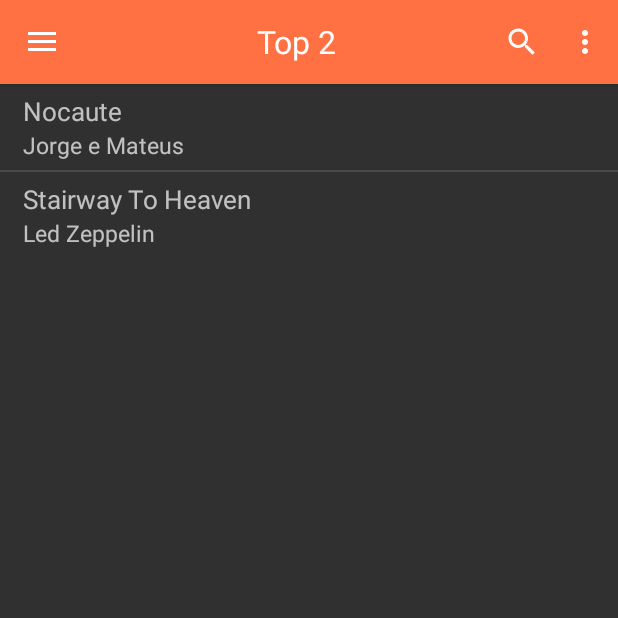
After one commit to Marcelexx/autocifra, an Android app: the fragment TopMusicFragment placed in its activity, on a phone screen of 412 x 824 dp, the top half of it. The commit adds this screen. Run offline under Robolectric (Android 15) with nearby library versions, the phone set to English and light mode, and no system bars.

Commit message:
Adicionado Drawer com abas; Adicionado menu interativo por fragmento; Alteração no esquema de cores;

```diff
--- a/app/build.gradle
+++ b/app/build.gradle
@@ -22,4 +22,5 @@ android {
 dependencies {
     compile fileTree(dir: 'libs', include: ['*.jar'])
     compile 'com.android.support:appcompat-v7:23.1.1'
+    compile 'com.android.support:design:23.1.1'
 }
--- /dev/null
+++ b/app/src/main/java/marceloferracin/autocifra/activities/MainActivity.java
@@ -0,0 +1,83 @@
+package marceloferracin.autocifra.activities;
+
+import android.app.Fragment;
+import android.app.FragmentManager;
+import android.os.Bundle;
+import android.support.v4.view.GravityCompat;
+import android.support.v4.widget.DrawerLayout;
+import android.support.v7.app.ActionBarDrawerToggle;
+import android.support.v7.app.AppCompatActivity;
+import android.support.v7.widget.Toolbar;
+import android.view.MenuItem;
+import android.view.View;
+import android.widget.AdapterView;
+import android.widget.ArrayAdapter;
+import android.widget.ListView;
+
+import marceloferracin.autocifra.R;
+import marceloferracin.autocifra.fragments.TopMusicFragment;
+
+public class MainActivity extends AppCompatActivity {
+    private DrawerLayout mDrawer;
+    private Toolbar mToolbar;
+
+    @Override
+    protected void onCreate(Bundle savedInstanceState) {
+        super.onCreate(savedInstanceState);
+        setContentView(R.layout.activity_main);
+        mToolbar = (Toolbar) findViewById(R.id.toolbar);
+        setSupportActionBar(mToolbar);
+
+        initComponents();
+    }
+
+    @Override
+    public boolean onOptionsItemSelected(MenuItem item) {
+        // The action bar home/up action should open or close the drawer.
+        switch (item.getItemId()) {
+            case android.R.id.home:
+                mDrawer.openDrawer(GravityCompat.START);
+                return true;
+        }
+
+        return super.onOptionsItemSelected(item);
+    }
+
+    private void initComponents() {
+        mDrawer = (DrawerLayout) findViewById(R.id.cifra_options_drawer);
+        String[] cifraOptions = getResources().getStringArray(R.array.cifraOptionsArray);
+        ListView drawerList = (ListView) findViewById(R.id.cifra_options_drawer_list);
+
+        drawerList.setAdapter(new ArrayAdapter<>(this,
+                R.layout.cifra_options_item, cifraOptions));
+
+        drawerList.setOnItemClickListener(new AdapterView.OnItemClickListener() {
+            @Override
+            public void onItemClick(AdapterView<?> adapterView, View view, int position, long l) {
+                Fragment fragment;
+                FragmentManager fragmentManager = getFragmentManager();
+                switch (position) {
+                    default:
+                    case 0:
+                        fragment = new TopMusicFragment();
+                        break;
+                    case 1:
+                        fragment = new TopMusicFragment();
+                        break;
+                }
+
+                fragmentManager.beginTransaction().replace(R.id.content_frame, fragment).commit();
+                mDrawer.closeDrawers();
+            }
+        });
+
+        ActionBarDrawerToggle mDrawerToggle = new ActionBarDrawerToggle(
+                this, mDrawer, mToolbar,
+                R.string.navigation_drawer_open, R.string.navigation_drawer_close);
+
+        mDrawer.setDrawerListener(mDrawerToggle);
+        getSupportActionBar().setDisplayHomeAsUpEnabled(true);
+        getSupportActionBar().setHomeButtonEnabled(true);
+        mDrawerToggle.syncState();
+    }
+}
--- /dev/null
+++ b/app/src/main/java/marceloferracin/autocifra/fragments/TopMusicFragment.java
@@ -0,0 +1,74 @@
+package marceloferracin.autocifra.fragments;
+
+import android.app.Fragment;
+import android.os.Bundle;
+import android.view.LayoutInflater;
+import android.view.Menu;
+import android.view.MenuInflater;
+import android.view.MenuItem;
+import android.view.View;
+import android.view.ViewGroup;
+import android.widget.ListView;
+import android.widget.TextView;
+
+import java.util.ArrayList;
+import java.util.List;
+
+import marceloferracin.autocifra.R;
+import marceloferracin.autocifra.adapters.TopMusicAdapter;
+import marceloferracin.autocifra.models.Cifra;
+
+
+public class TopMusicFragment extends Fragment {
+    @Override
+    public View onCreateView(LayoutInflater inflater, ViewGroup container, Bundle savedInstanceState) {
+        View v = inflater.inflate(R.layout.fragment_music, container, false);
+        setHasOptionsMenu(true);
+        initComponents(v);
+
+        return v;
+    }
+
+    private void initComponents(View v) {
+        ListView topMusicCypherListView = (ListView) v.findViewById(R.id.topMusicCypherListView);
+        TextView toolbarTitle = (TextView) getActivity().findViewById(R.id.main_toolbar_title);
+        //TODO Trocar por string
+        toolbarTitle.setText("Top 2");
+
+        //TODO Ler do servidor
+        List<Cifra> cifraList = setPartialCifras();
+
+        final TopMusicAdapter adapter = new TopMusicAdapter(getActivity(), R.layout.music_item_layout, cifraList);
+        topMusicCypherListView.setAdapter(adapter);
+    }
+
+    @Override
+    public void onCreateOptionsMenu(Menu menu, MenuInflater inflater) {
+        inflater.inflate(R.menu.menu_music, menu);
+        super.onCreateOptionsMenu(menu, inflater);
+    }
+
+    @Override
+    public boolean onOptionsItemSelected(MenuItem item) {
+        int id = item.getItemId();
+
+        return id == R.id.top_music_settings || super.onOptionsItemSelected(item);
+    }
+
+    private List<Cifra> setPartialCifras() {
+        List<Cifra> cifraList = new ArrayList<>();
+
+        Cifra cifra1 = new Cifra();
+        cifra1.setArtist("Jorge e Mateus");
+        cifra1.setMusic("Nocaute");
+
+        Cifra cifra2 = new Cifra();
+        cifra2.setArtist("Led Zeppelin");
+        cifra2.setMusic("Stairway To Heaven");
+
+        cifraList.add(cifra1);
+        cifraList.add(cifra2);
+
+        return cifraList;
+    }
+}
--- /dev/null
+++ b/app/src/main/res/layout/activity_main.xml
@@ -0,0 +1,33 @@
+<LinearLayout xmlns:android="http://schemas.android.com/apk/res/android"
+    xmlns:tools="http://schemas.android.com/tools"
+    android:layout_width="match_parent"
+    android:layout_height="match_parent"
+    android:orientation="vertical"
+    tools:context=".fragments.TopMusicFragment">
+
+    <include
+        android:id="@+id/toolbar"
+        layout="@layout/toolbar" />
+
+    <android.support.v4.widget.DrawerLayout xmlns:android="http://schemas.android.com/apk/res/android"
+        android:id="@+id/cifra_options_drawer"
+        android:layout_width="match_parent"
+        android:layout_height="match_parent">
+
+        <FrameLayout
+            android:id="@+id/content_frame"
+            android:layout_width="match_parent"
+            android:layout_height="match_parent" />
+
+        <ListView
+            android:id="@+id/cifra_options_drawer_list"
+            android:layout_width="240dp"
+            android:layout_height="match_parent"
+            android:layout_gravity="start"
+            android:background="@color/drawerListColor"
+            android:choiceMode="singleChoice"
+            android:dividerHeight="1dp" />
+
+    </android.support.v4.widget.DrawerLayout>
+
+</LinearLayout>
--- a/app/src/main/res/layout/music_item_layout.xml
+++ b/app/src/main/res/layout/music_item_layout.xml
@@ -8,7 +8,9 @@
         android:id="@+id/musicTextView"
         android:layout_width="match_parent"
         android:layout_height="wrap_content"
-        android:layout_marginTop="4dp"
+        android:layout_marginLeft="15dp"
+        android:layout_marginStart="15dp"
+        android:layout_marginTop="6dp"
         android:text="Music"
         android:textSize="17sp" />
 
@@ -16,7 +18,9 @@
         android:id="@+id/artistTextView"
         android:layout_width="match_parent"
         android:layout_height="wrap_content"
-        android:layout_marginBottom="4dp"
+        android:layout_marginBottom="6dp"
+        android:layout_marginLeft="15dp"
+        android:layout_marginStart="15dp"
         android:text="Artist"
         android:textSize="15sp" />
 
--- a/app/src/main/res/layout/toolbar.xml
+++ b/app/src/main/res/layout/toolbar.xml
@@ -1,7 +1,7 @@
 <?xml version="1.0" encoding="utf-8"?>
 <android.support.v7.widget.Toolbar xmlns:android="http://schemas.android.com/apk/res/android"
     android:layout_width="match_parent"
-    android:layout_height="wrap_content"
+    android:layout_height="?attr/actionBarSize"
     android:background="@color/projectMainColor"
     android:elevation="4dp">
 
@@ -11,12 +11,11 @@
 
         <TextView
             android:id="@+id/main_toolbar_title"
-            android:textSize="20sp"
-            android:layout_marginStart="150dp"
-            android:layout_marginLeft="150dp"
+            android:textColor="@color/white"
+            android:textSize="21sp"
+            android:layout_centerInParent="true"
             android:layout_width="wrap_content"
-            android:layout_height="wrap_content"
-            android:layout_centerInParent="true" />
+            android:layout_height="wrap_content" />
 
     </RelativeLayout>
 </android.support.v7.widget.Toolbar>
--- a/app/src/main/res/menu/menu_top_music.xml
+++ b/app/src/main/res/menu/menu_music.xml
@@ -1,11 +1,11 @@
 <menu xmlns:android="http://schemas.android.com/apk/res/android"
     xmlns:app="http://schemas.android.com/apk/res-auto"
     xmlns:tools="http://schemas.android.com/tools"
-    tools:context=".activities.TopMusicActivity">
+    tools:context=".fragments.TopMusicFragment">
     <item
         android:id="@+id/top_music_settings"
         android:orderInCategory="100"
-        android:title="@string/action_settings"
+        android:title="@string/help_menu"
         app:showAsAction="never" />
 
     <item
@@ -13,5 +13,5 @@
         android:icon="@android:drawable/ic_menu_search"
         app:showAsAction="ifRoom"
         app:actionViewClass="android.support.v7.widget.SearchView"
-        android:title="Search"/>
+        android:title="@string/search_menu"/>
 </menu>
--- /dev/null
+++ b/app/src/main/res/values-v21/styles.xml
@@ -0,0 +1,2 @@
+<resources>>
+</resources>
--- /dev/null
+++ b/app/src/main/res/values/arrays.xml
@@ -0,0 +1,10 @@
+<?xml version="1.0" encoding="utf-8"?>
+<resources>
+    <array name="cifraOptionsArray">
+        <item>Músicas</item>
+        <item>Playlists</item>
+        <item>Ranking</item>
+        <item>Mostre seu Talento</item>
+        <item>Sobre</item>
+    </array>
+</resources>
--- a/app/src/main/res/values/colors.xml
+++ b/app/src/main/res/values/colors.xml
@@ -1,5 +1,14 @@
 <?xml version="1.0" encoding="utf-8"?>
 <resources>
-    <color name="projectMainColor">#8BC34A</color>
-    <color name="projectMainColorDark">#33691E</color>
+    <!-- Main Colors-->
+    <color name="projectMainColor">#FF7043</color>
+    <color name="projectMainColorDark">#F4511E</color>
+
+    <!-- General Colors-->
+    <color name="white">#FFFFFF</color>
+    <color name="black">#000000</color>
+
+    <!-- Components Colors-->
+    <color name="drawerListColor">#424242</color>
+
 </resources>
--- a/app/src/main/res/values/dimens.xml
+++ b/app/src/main/res/values/dimens.xml
@@ -2,4 +2,5 @@
     <!-- Default screen margins, per the Android Design guidelines. -->
     <dimen name="activity_horizontal_margin">16dp</dimen>
     <dimen name="activity_vertical_margin">16dp</dimen>
+    <dimen name="fab_margin">16dp</dimen>
 </resources>
--- a/app/src/main/res/values/strings.xml
+++ b/app/src/main/res/values/strings.xml
@@ -1,6 +1,11 @@
 <resources>
     <string name="app_name">AutoCifra</string>
 
-    <string name="hello_world">Hello world!</string>
-    <string name="action_settings">Settings</string>
+    <!-- Drawer Strings-->
+    <string name="navigation_drawer_open">Abrir Menu</string>
+    <string name="navigation_drawer_close">Fechar Menu</string>
+
+    <!-- Menu Strings-->
+    <string name="search_menu">Pesquisar</string>
+    <string name="help_menu">Ajuda</string>
 </resources>
--- a/app/src/main/res/values/styles.xml
+++ b/app/src/main/res/values/styles.xml
@@ -1,6 +1,17 @@
 <resources>
-    <style name="AppTheme" parent="Theme.AppCompat.Light.NoActionBar">
+
+    <style name="AppTheme" parent="Theme.AppCompat.NoActionBar">
         <item name="colorPrimary">@color/projectMainColor</item>
         <item name="colorPrimaryDark">@color/projectMainColorDark</item>
+        <item name="drawerArrowStyle">@style/DrawerArrowStyle</item>
+        <item name="android:textColorSecondary">@color/white</item>
+    </style>
+
+    <style name="AppTheme.AppBarOverlay" parent="ThemeOverlay.AppCompat.Dark.ActionBar" />
+
+    <style name="AppTheme.PopupOverlay" parent="ThemeOverlay.AppCompat.Light" />
+
+    <style name="DrawerArrowStyle" parent="Widget.AppCompat.DrawerArrowToggle">
+        <item name="color">@android:color/white</item>
     </style>
 </resources>
```
Also changed, not shown: app/src/main/AndroidManifest.xml (+5 -4 lines), app/src/main/java/marceloferracin/autocifra/activities/TopMusicActivity.java (deleted, +0 -74 lines), app/src/main/res/layout/cifra_options_item.xml (added, +14 -0 lines), app/src/main/res/layout/fragment_music.xml (renamed from app/src/main/res/layout/activity_top_music.xml, +3 -11 lines), 1 other file.
